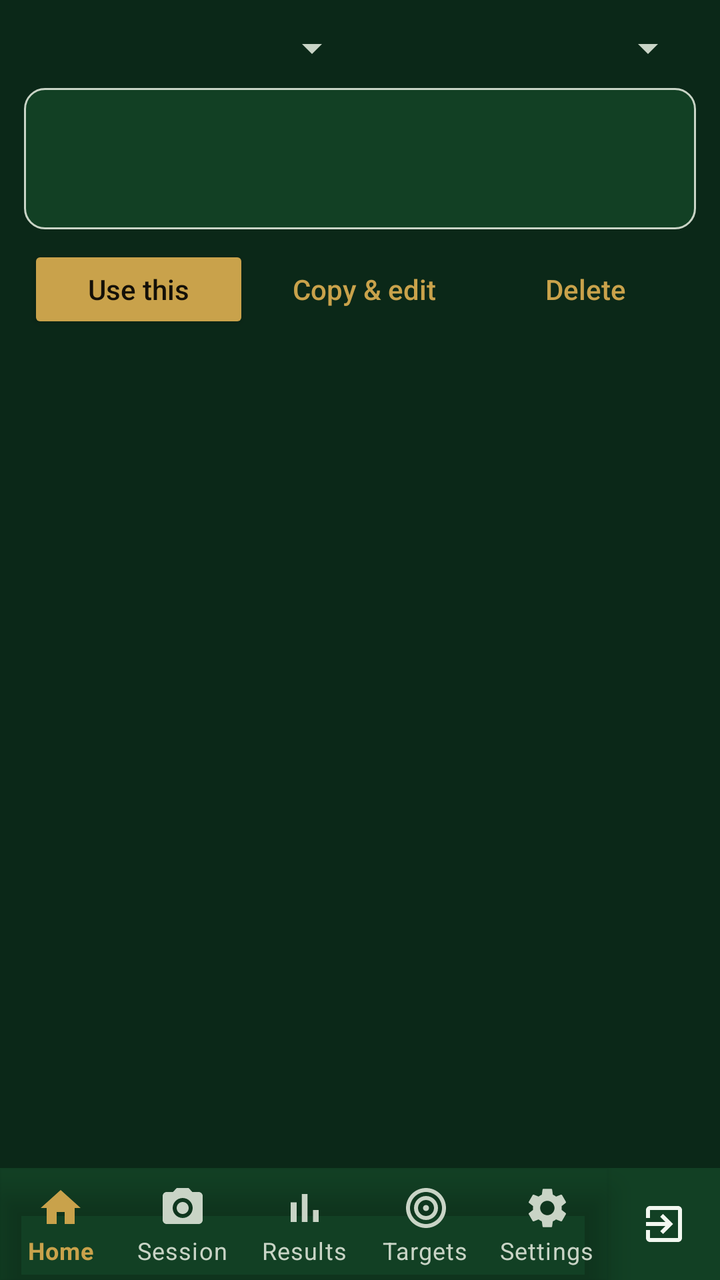
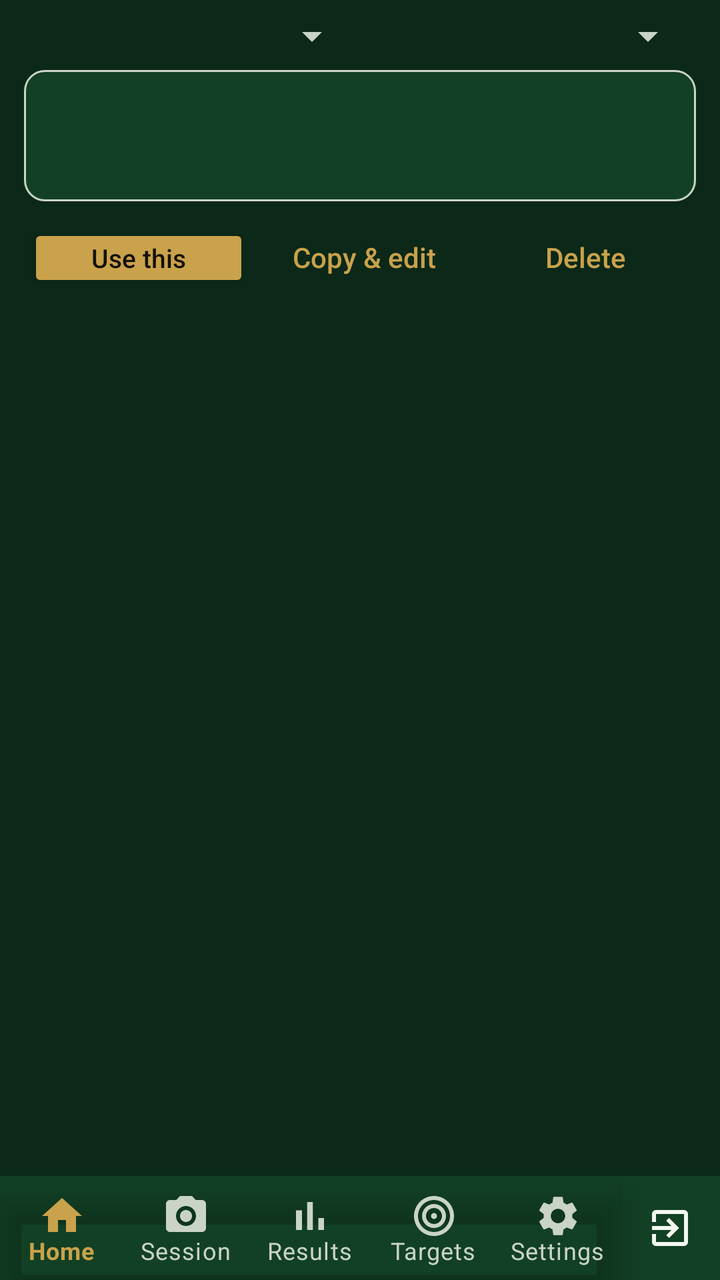

Compare the two renders of this Android layout. The source of the first and the diff that turns it into the second are given below.
<!-- AndroidManifest.xml: application theme Theme.STS -->
<!-- res/layout/activity_rules.xml -->
<?xml version="1.0" encoding="utf-8"?>
<LinearLayout xmlns:android="http://schemas.android.com/apk/res/android"
    android:layout_width="match_parent"
    android:layout_height="match_parent"
    android:orientation="vertical">

    <LinearLayout
        android:layout_width="match_parent"
        android:layout_height="wrap_content"
        android:orientation="vertical"
        android:padding="12dp">

        <LinearLayout
            android:layout_width="match_parent"
            android:layout_height="wrap_content"
            android:orientation="horizontal">
            <Spinner android:id="@+id/spBody"
                android:layout_width="0dp" android:layout_weight="1"
                android:layout_height="wrap_content" />
            <Spinner android:id="@+id/spDiscipline"
                android:layout_width="0dp" android:layout_weight="1"
                android:layout_height="wrap_content" />
        </LinearLayout>

        
        <LinearLayout
            android:layout_width="match_parent"
            android:layout_height="wrap_content"
            android:orientation="vertical"
            android:layout_marginTop="8dp"
            android:background="@drawable/bg_card"
            android:padding="12dp">

            <TextView android:id="@+id/tvDetailHead"
                style="@style/Sts.Value"
                android:textSize="12sp" />

            <TableLayout android:id="@+id/tblParams"
                android:layout_width="match_parent"
                android:layout_height="wrap_content"
                android:layout_marginTop="6dp"
                android:shrinkColumns="1" />

            <TextView android:id="@+id/tvDetailFoot"
                style="@style/Sts.Value"
                android:layout_marginTop="8dp"
                android:textSize="12sp"
                android:justificationMode="inter_word" />
        </LinearLayout>

        <LinearLayout
            android:layout_width="match_parent"
            android:layout_height="wrap_content"
            android:orientation="horizontal"
            android:layout_marginTop="6dp">
            <Button android:id="@+id/btnUse"
                android:layout_width="0dp" android:layout_weight="1"
                android:layout_height="wrap_content" android:text="Use this"
                style="@style/Sts.ActionButton" />
            <Button android:id="@+id/btnEdit"
                android:layout_width="0dp" android:layout_weight="1"
                android:layout_height="wrap_content" android:text="Copy &amp; edit"
                style="@style/Sts.TextButton" />
            <Button android:id="@+id/btnDelete"
                android:layout_width="0dp" android:layout_weight="1"
                android:layout_height="wrap_content" android:text="Delete"
                style="@style/Sts.TextButton" />
        </LinearLayout>
    </LinearLayout>

    <ListView
        android:id="@+id/list"
        android:layout_width="match_parent"
        android:layout_height="0dp"
        android:layout_weight="1"
        android:layout_marginStart="12dp"
        android:layout_marginEnd="12dp" />

    <include layout="@layout/include_bottom_nav" />

</LinearLayout>
<!-- res/layout/include_bottom_nav.xml (included above) -->
<?xml version="1.0" encoding="utf-8"?>
<LinearLayout xmlns:android="http://schemas.android.com/apk/res/android"
    xmlns:app="http://schemas.android.com/apk/res-auto"
    android:layout_width="match_parent"
    android:layout_height="wrap_content"
    android:orientation="horizontal"
    android:background="?attr/colorSurface">

    <com.google.android.material.bottomnavigation.BottomNavigationView
        android:id="@+id/bottomNav"
        android:layout_width="0dp"
        android:layout_weight="1"
        android:layout_height="wrap_content"
        android:background="@android:color/transparent"
        app:itemIconTint="@color/bottom_nav_item"
        app:itemTextColor="@color/bottom_nav_item"
        app:labelVisibilityMode="labeled"
        app:menu="@menu/bottom_nav_menu" />

    <LinearLayout
        android:id="@+id/btnExit"
        android:layout_width="56dp"
        android:layout_height="match_parent"
        android:orientation="vertical"
        android:gravity="center"
        android:background="?attr/selectableItemBackgroundBorderless"
        android:contentDescription="@string/nav_exit">

        
        <ImageView
            android:layout_width="24dp"
            android:layout_height="24dp"
            android:src="@drawable/ic_nav_exit"
            app:tint="?android:attr/textColorPrimary"
            android:importantForAccessibility="no" />
    </LinearLayout>
</LinearLayout>
<!-- resources referenced by this layout -->
<resources>
  <!-- drawable bg_card (drawable) -->
  <?xml version="1.0" encoding="utf-8"?>
  <shape xmlns:android="http://schemas.android.com/apk/res/android" android:shape="rectangle">
      <solid android:color="?attr/colorSurface" />
      <corners android:radius="10dp" />
      <stroke android:width="1dp" android:color="?android:attr/textColorTertiary" />
  </shape>
  <!-- drawable ic_nav_exit (drawable) -->
  <vector xmlns:android="http://schemas.android.com/apk/res/android"
      android:width="24dp" android:height="24dp"
      android:viewportWidth="24" android:viewportHeight="24">
      <path android:fillColor="@android:color/white" android:pathData="M10.09,15.59L11.5,17l5,-5 -5,-5 -1.41,1.41L12.67,11H3v2h9.67l-2.58,2.59zM19,3H5c-1.11,0 -2,0.9 -2,2v4h2V5h14v14H5v-4H3v4c0,1.1 0.89,2 2,2h14c1.1,0 2,-0.9 2,-2V5c0,-1.1 -0.9,-2 -2,-2z" />
  </vector>
  <string name="nav_exit">Exit</string>
  <style name="Sts.ActionButton" parent="Widget.AppCompat.Button">
          <item name="android:textAllCaps">false</item>
          <item name="android:textSize">14sp</item>
          <item name="android:minHeight">44dp</item>
          <item name="android:paddingLeft">10dp</item>
          <item name="android:paddingRight">10dp</item>
          <item name="android:layout_marginStart">2dp</item>
          <item name="android:layout_marginEnd">2dp</item>
      </style>
  <style name="Sts.TextButton" parent="Widget.AppCompat.Button.Borderless">
          <item name="android:textColor">?attr/colorAccent</item>
          <item name="android:textAllCaps">false</item>
          <item name="android:textSize">14sp</item>
      </style>
  <style name="Sts.Value" parent="">
          <item name="android:layout_width">match_parent</item>
          <item name="android:layout_height">wrap_content</item>
          <item name="android:textSize">14sp</item>
      </style>
  <style name="Theme.STS" parent="Theme.STS.Dark" />
  <style name="Theme.STS.Dark" parent="Theme.STS.Base">
          <item name="android:windowBackground">@color/dark_bg</item>
          <item name="colorSurface">@color/dark_surface</item>
          <item name="colorPrimary">@color/dark_accent</item>
          <item name="colorSecondary">@color/dark_accent</item>
          <item name="colorAccent">@color/dark_accent</item>
          <item name="colorOnPrimary">@color/dark_on_accent</item>
          <item name="colorOnSecondary">@color/dark_on_accent</item>
          <item name="android:colorBackground">@color/dark_surface</item>
          <item name="android:textColorPrimary">@color/dark_text</item>
          <item name="android:textColorSecondary">@color/dark_text_dim</item>
          <item name="android:textColorTertiary">#C9D4C6</item>
          <item name="android:textColorHint">#A6B2A4</item>
          <item name="colorOnSurface">@color/dark_text</item>
          <item name="colorOnBackground">@color/dark_text</item>
      </style>
  <style name="Theme.STS.Base" parent="Theme.MaterialComponents.NoActionBar">
          <item name="android:statusBarColor">@color/dark_bg</item>
      </style>
  <color name="dark_bg">#0B2818</color>
  <color name="dark_surface">#124024</color>
  <color name="dark_accent">#C9A24B</color>
  <color name="dark_on_accent">#141008</color>
  <color name="dark_text">#F2F7F0</color>
  <color name="dark_text_dim">#C9D4C6</color>
</resources>

<!-- the commit's change to res/layout/activity_rules.xml (unified diff, before → after) -->
@@ -8,7 +8,10 @@
         android:layout_width="match_parent"
         android:layout_height="wrap_content"
         android:orientation="vertical"
-        android:padding="12dp">
+        android:paddingStart="12dp"
+        android:paddingEnd="12dp"
+        android:paddingTop="6dp"
+        android:paddingBottom="4dp">
 
         <LinearLayout
             android:layout_width="match_parent"
@@ -27,7 +30,7 @@
             android:layout_width="match_parent"
             android:layout_height="wrap_content"
             android:orientation="vertical"
-            android:layout_marginTop="8dp"
+            android:layout_marginTop="5dp"
             android:background="@drawable/bg_card"
             android:padding="12dp">
 
@@ -38,12 +41,12 @@
             <TableLayout android:id="@+id/tblParams"
                 android:layout_width="match_parent"
                 android:layout_height="wrap_content"
-                android:layout_marginTop="6dp"
+                android:layout_marginTop="4dp"
                 android:shrinkColumns="1" />
 
             <TextView android:id="@+id/tvDetailFoot"
                 style="@style/Sts.Value"
-                android:layout_marginTop="8dp"
+                android:layout_marginTop="5dp"
                 android:textSize="12sp"
                 android:justificationMode="inter_word" />
         </LinearLayout>
@@ -52,11 +55,11 @@
             android:layout_width="match_parent"
             android:layout_height="wrap_content"
             android:orientation="horizontal"
-            android:layout_marginTop="6dp">
+            android:layout_marginTop="4dp">
             <Button android:id="@+id/btnUse"
                 android:layout_width="0dp" android:layout_weight="1"
                 android:layout_height="wrap_content" android:text="Use this"
-                style="@style/Sts.ActionButton" />
+                style="@style/Sts.ActionButton.Dense" />
             <Button android:id="@+id/btnEdit"
                 android:layout_width="0dp" android:layout_weight="1"
                 android:layout_height="wrap_content" android:text="Copy &amp; edit"
@@ -84,7 +87,7 @@
 <LinearLayout xmlns:android="http://schemas.android.com/apk/res/android"
     xmlns:app="http://schemas.android.com/apk/res-auto"
     android:layout_width="match_parent"
-    android:layout_height="wrap_content"
+    android:layout_height="52dp"
     android:orientation="horizontal"
     android:background="?attr/colorSurface">
 
@@ -92,7 +95,7 @@
         android:id="@+id/bottomNav"
         android:layout_width="0dp"
         android:layout_weight="1"
-        android:layout_height="wrap_content"
+        android:layout_height="match_parent"
         android:background="@android:color/transparent"
         app:itemIconTint="@color/bottom_nav_item"
         app:itemTextColor="@color/bottom_nav_item"
@@ -101,7 +104,7 @@
 
     <LinearLayout
         android:id="@+id/btnExit"
-        android:layout_width="56dp"
+        android:layout_width="50dp"
         android:layout_height="match_parent"
         android:orientation="vertical"
         android:gravity="center"
<!-- resource entries referenced after the edit -->
@@ -14,6 +14,14 @@
       <path android:fillColor="@android:color/white" android:pathData="M10.09,15.59L11.5,17l5,-5 -5,-5 -1.41,1.41L12.67,11H3v2h9.67l-2.58,2.59zM19,3H5c-1.11,0 -2,0.9 -2,2v4h2V5h14v14H5v-4H3v4c0,1.1 0.89,2 2,2h14c1.1,0 2,-0.9 2,-2V5c0,-1.1 -0.9,-2 -2,-2z" />
   </vector>
   <string name="nav_exit">Exit</string>
+  <style name="Sts.ActionButton.Dense" parent="Sts.ActionButton">
+          <item name="android:minHeight">34dp</item>
+          <item name="android:paddingTop">0dp</item>
+          <item name="android:paddingBottom">0dp</item>
+          <item name="android:textSize">13sp</item>
+          <item name="android:layout_marginTop">0dp</item>
+          <item name="android:layout_marginBottom">0dp</item>
+      </style>
   <style name="Sts.ActionButton" parent="Widget.AppCompat.Button">
           <item name="android:textAllCaps">false</item>
           <item name="android:textSize">14sp</item>
